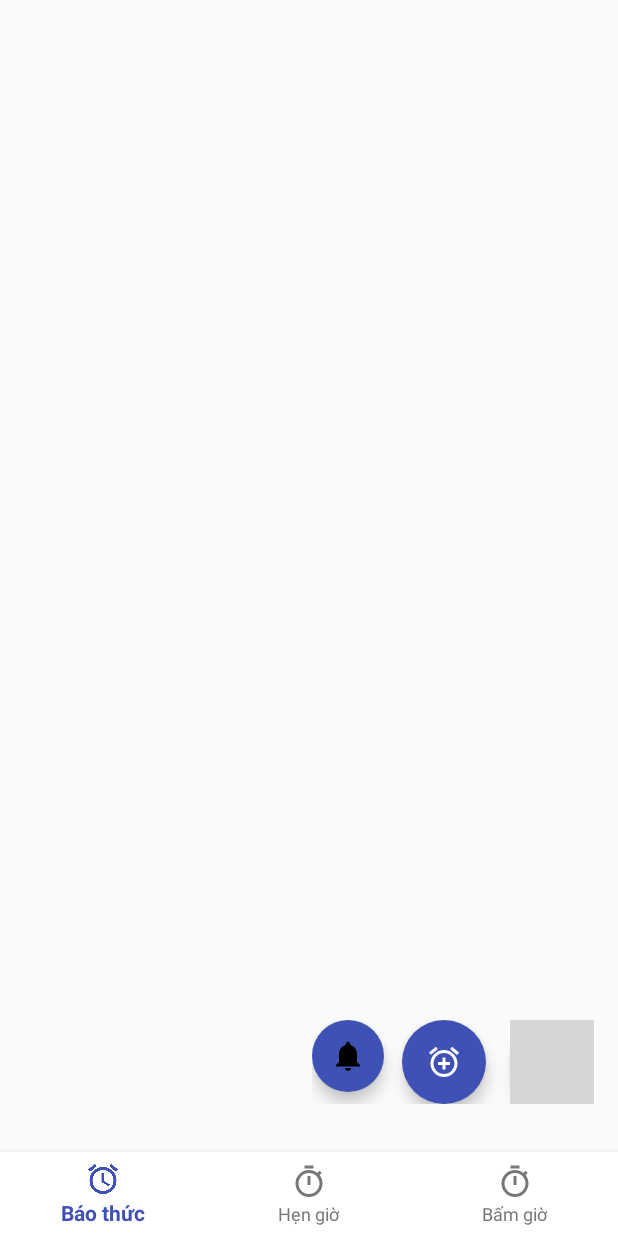
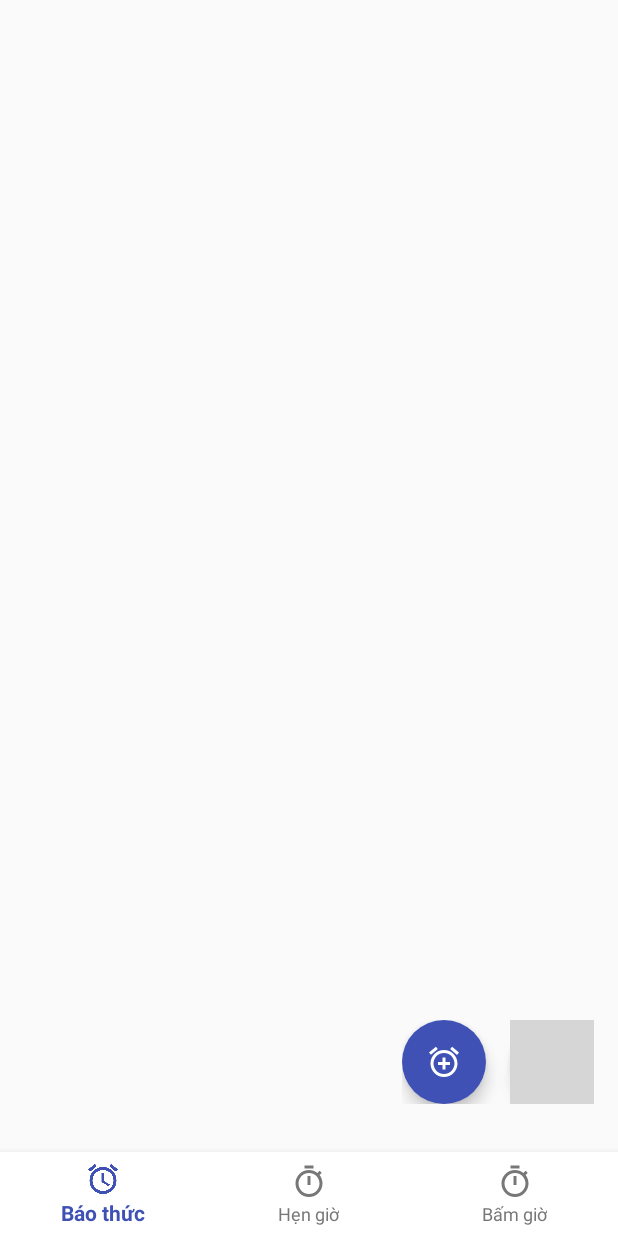
Before and after one commit to viethoang2307/Alarm, an Android app: the screen it shows after launch (MainActivity), on a phone screen of 412 x 824 dp. Run offline under Robolectric (Android 15) with nearby library versions, the phone set to English and light mode, and no system bars; grey boxes are pictures that could not be loaded.

Commit message:
remove test notification

```diff
--- a/app/src/main/AndroidManifest.xml
+++ b/app/src/main/AndroidManifest.xml
@@ -38,7 +38,7 @@
         <activity android:name=".activity.MusicSelectionActivity" android:exported="false"/>
         <activity android:name=".activity.TimerActivity" />
         <activity android:name=".activity.StopwatchActivity" />
-        <activity android:name=".activity.NotificationTestActivity" android:exported="true" />
+
         <activity
             android:name=".activity.AlarmNotificationActivity"
             android:exported="false"
--- a/app/src/main/java/com/example/alarm/MainActivity.java
+++ b/app/src/main/java/com/example/alarm/MainActivity.java
@@ -23,7 +23,6 @@ import androidx.appcompat.app.AppCompatActivity;
 
 import com.example.alarm.activity.BaseActivity;
 import com.example.alarm.activity.AlarmEditActivity;
-import com.example.alarm.activity.NotificationTestActivity;
 import com.example.alarm.activity.StopwatchActivity;
 import com.example.alarm.activity.TimerActivity;
 import com.example.alarm.adapter.AlarmListAdapter;
@@ -38,7 +37,7 @@ import java.util.ArrayList;
 public class MainActivity extends BaseActivity implements AlarmListAdapter.OnAlarmActionListener {
 
     private ListView alarmListView;
-    private ImageButton addAlarmButton, quickAlarmButton, testNotificationButton;
+    private ImageButton addAlarmButton, quickAlarmButton;
     private AlarmListAdapter adapter;
     private AlarmDatabaseHelper dbHelper;
     private ArrayList<Alarm> alarmList;
@@ -51,7 +50,6 @@ public class MainActivity extends BaseActivity implements AlarmListAdapter.OnAla
         alarmListView = findViewById(R.id.alarmListView);
         addAlarmButton = findViewById(R.id.addAlarmButton);
         quickAlarmButton = findViewById(R.id.quickAlarmButton);
-        testNotificationButton = findViewById(R.id.testNotificationButton);
 
         dbHelper = new AlarmDatabaseHelper(this);
         alarmList = dbHelper.getAllAlarms();
@@ -65,11 +63,6 @@ public class MainActivity extends BaseActivity implements AlarmListAdapter.OnAla
         });
 
         quickAlarmButton.setOnClickListener(v -> showQuickAlarmDialog());
-
-        testNotificationButton.setOnClickListener(v -> {
-            Intent intent = new Intent(MainActivity.this, NotificationTestActivity.class);
-            startActivity(intent);
-        });
 
         alarmListView.setOnItemClickListener((parent, view, position, id) -> {
             Alarm alarm = alarmList.get(position);
--- a/app/src/main/res/drawable/ic_notifications.xml
+++ /dev/null
@@ -1,10 +0,0 @@
-<vector xmlns:android="http://schemas.android.com/apk/res/android"
-    android:width="24dp"
-    android:height="24dp"
-    android:viewportWidth="24"
-    android:viewportHeight="24"
-    android:tint="?attr/colorOnSurface">
-  <path
-      android:fillColor="@android:color/white"
-      android:pathData="M12,22c1.1,0 2,-0.9 2,-2h-4c0,1.1 0.9,2 2,2zM18,16v-5c0,-3.07 -1.64,-5.64 -4.5,-6.32V4c0,-0.83 -0.67,-1.5 -1.5,-1.5s-1.5,0.67 -1.5,1.5v0.68C7.63,5.36 6,7.92 6,11v5l-2,2v1h16v-1l-2,-2z"/>
-</vector>
--- a/app/src/main/res/layout/activity_main.xml
+++ b/app/src/main/res/layout/activity_main.xml
@@ -32,16 +32,6 @@
             android:orientation="horizontal">
 
             <ImageButton
-                android:id="@+id/testNotificationButton"
-                android:layout_width="48dp"
-                android:layout_height="48dp"
-                android:layout_marginRight="12dp"
-                android:background="@drawable/fab_background"
-                android:contentDescription="Test Notification"
-                android:elevation="6dp"
-                android:src="@drawable/ic_notifications" />
-
-            <ImageButton
                 android:id="@+id/quickAlarmButton"
                 android:layout_width="56dp"
                 android:layout_height="56dp"
```
Also changed, not shown: app/src/main/java/com/example/alarm/activity/NotificationTestActivity.java (deleted, +0 -125 lines), app/src/main/java/com/example/alarm/service/AlarmService.java (+0 -7 lines), app/src/main/java/com/example/alarm/utils/NotificationHelper.java (deleted, +0 -82 lines), app/src/main/res/layout/activity_notification_test.xml (deleted, +0 -54 lines), 1 other file.
